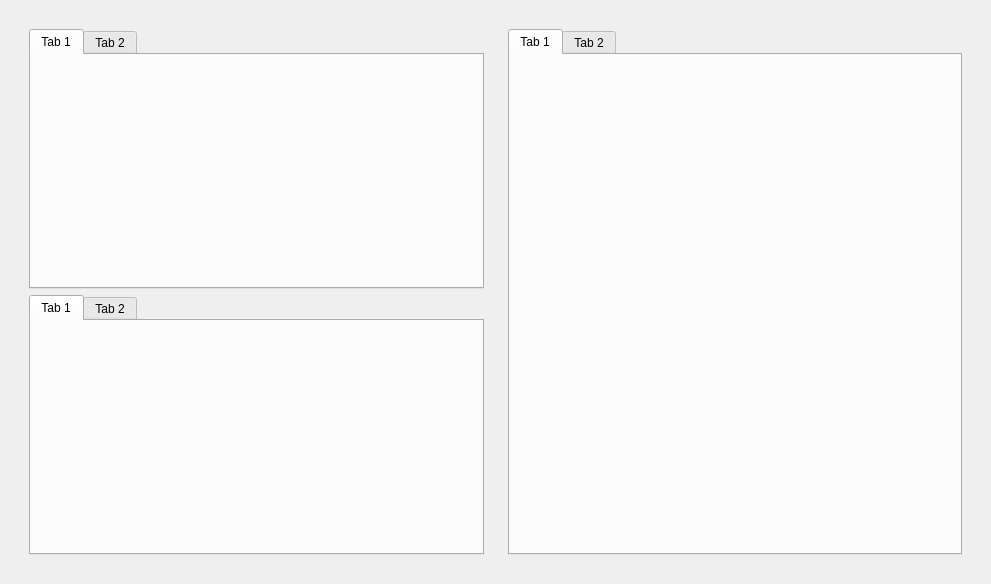
Qt form QTDesigns/graph_window.ui (Gorkembukel/MonitorNetworkConnectivity) before a commit.
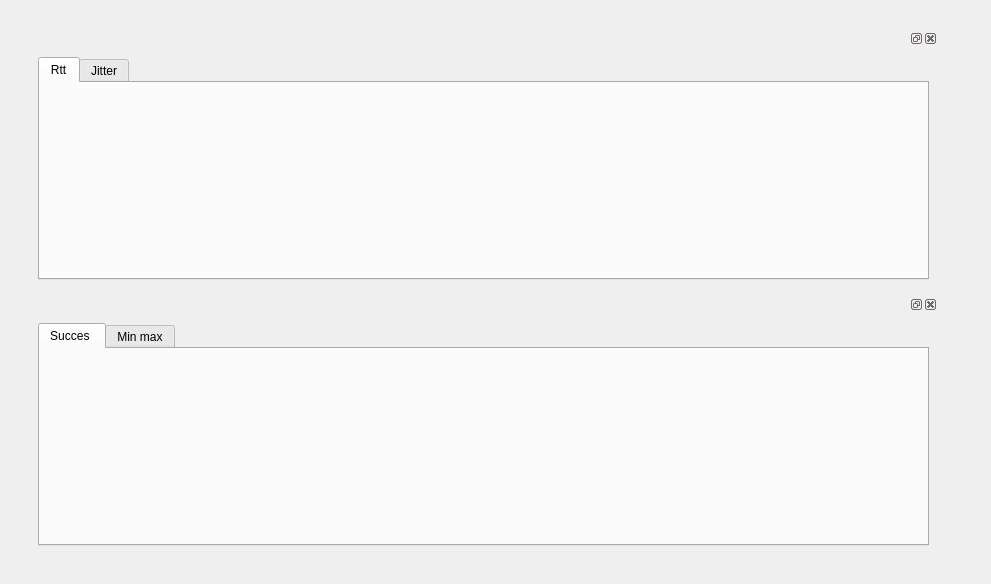
The same form after that commit.

Patch:
```diff
--- a/QTDesigns/graph_window.ui
+++ b/QTDesigns/graph_window.ui
@@ -21,30 +21,46 @@
        <widget class="QWidget" name="widget_2" native="true">
         <layout class="QVBoxLayout" name="verticalLayout">
          <item>
+          <widget class="QDockWidget" name="dockWidget">
+           <widget class="QWidget" name="dockWidgetContents">
+            <layout class="QVBoxLayout" name="verticalLayout_3">
+             <item>
           <widget class="QTabWidget" name="tabWidget">
            <widget class="QWidget" name="tab">
             <attribute name="title">
-             <string>Tab 1</string>
+                 <string>Rtt</string>
             </attribute>
            </widget>
            <widget class="QWidget" name="tab_2">
             <attribute name="title">
-             <string>Tab 2</string>
+                 <string>Jitter</string>
             </attribute>
            </widget>
           </widget>
          </item>
+            </layout>
+           </widget>
+          </widget>
+         </item>
+         <item>
+          <widget class="QDockWidget" name="dockWidget_2">
+           <widget class="QWidget" name="dockWidgetContents_2">
+            <layout class="QVBoxLayout" name="verticalLayout_4">
          <item>
           <widget class="QTabWidget" name="tabWidget_2">
            <widget class="QWidget" name="tab_3">
             <attribute name="title">
-             <string>Tab 1</string>
+                 <string>Succes </string>
             </attribute>
            </widget>
            <widget class="QWidget" name="tab_4">
             <attribute name="title">
-             <string>Tab 2</string>
-            </attribute>
+                 <string>Min max</string>
+                </attribute>
+               </widget>
+              </widget>
+             </item>
+            </layout>
            </widget>
           </widget>
          </item>
@@ -53,22 +69,7 @@
       </item>
       <item>
        <widget class="QWidget" name="widget_3" native="true">
-        <layout class="QVBoxLayout" name="verticalLayout_2">
-         <item>
-          <widget class="QTabWidget" name="tabWidget_3">
-           <widget class="QWidget" name="tab_5">
-            <attribute name="title">
-             <string>Tab 1</string>
-            </attribute>
-           </widget>
-           <widget class="QWidget" name="tab_6">
-            <attribute name="title">
-             <string>Tab 2</string>
-            </attribute>
-           </widget>
-          </widget>
-         </item>
-        </layout>
+        <layout class="QVBoxLayout" name="verticalLayout_2"/>
        </widget>
       </item>
      </layout>
```
Left out of the diff: 6 changed lines with no effect on the pictures. Lines whose indentation alone changed are shown as unchanged.
